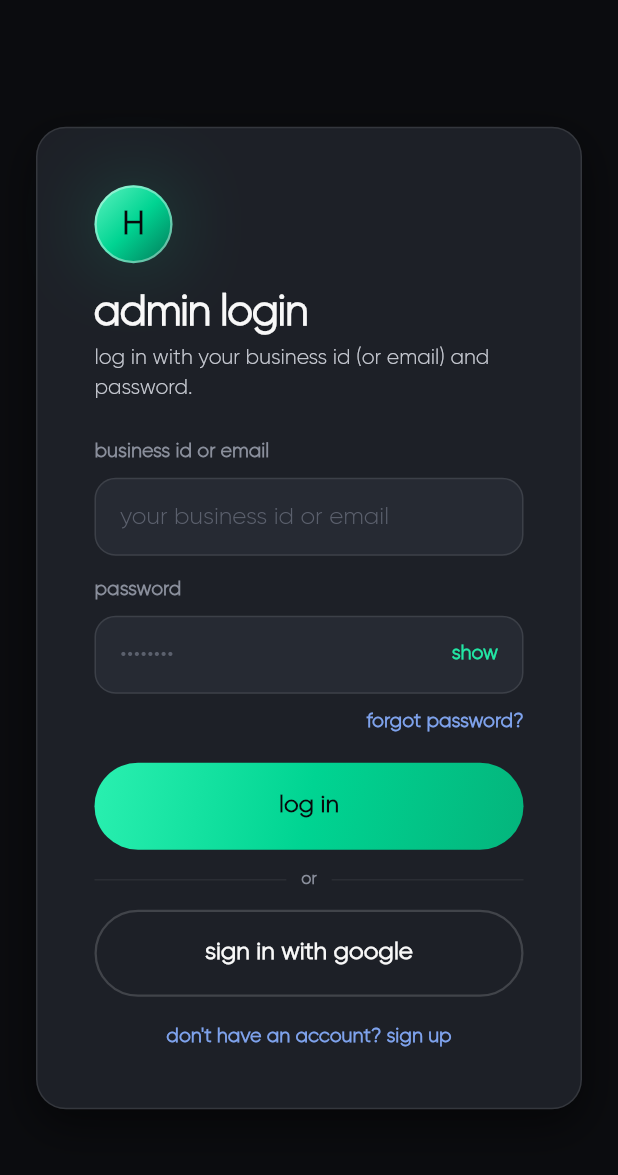
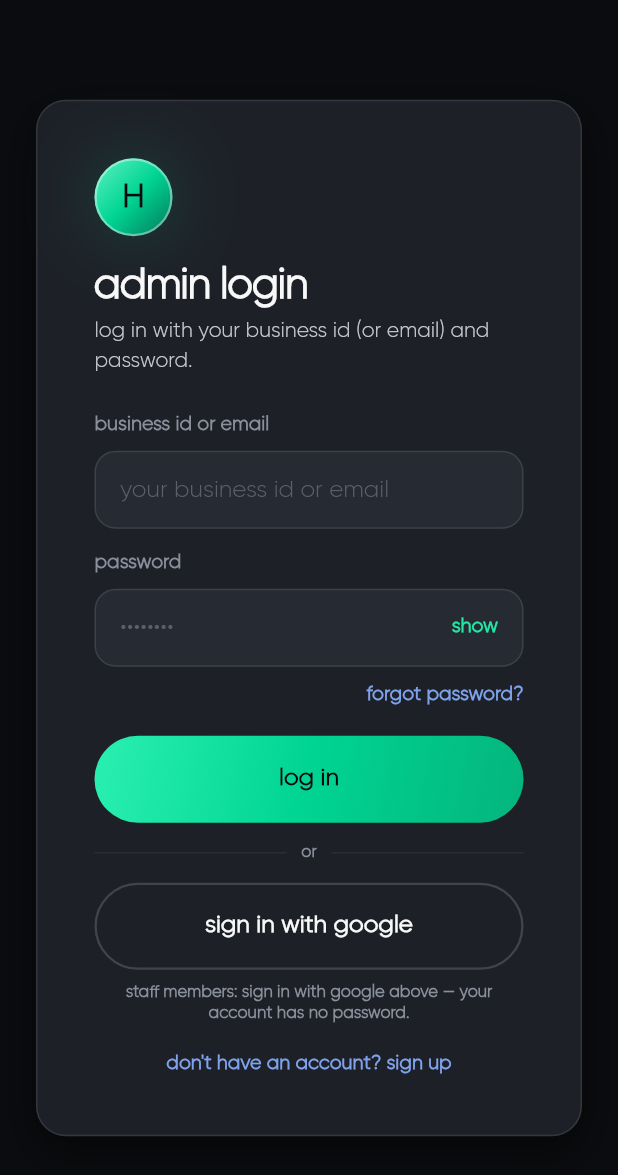
Before and after one commit to HyperDynamics/hyperdynamics-loyalty-manager, a Flutter app: the screen it shows after launch, after a tap on "admin login", on a phone screen of 412 x 824 dp. Shown: the top 1175 px of the screen. Run offline on Flutter 3.47's test engine with Material 3 defaults, Android fonts, the phone set to English and light mode, and no system bars; our stand-ins replace cloud_firestore, cloud_functions, csv, firebase_auth, firebase_core, firebase_storage and 6 more; missing offline and left inert: file_saver; accounts and stored records are empty.

Commit message:
Clarify Google-only staff login on the login screen
A staff account starts with no password, so the business-id/password form
has nothing to type — confirmed live that the natural move is "forgot
password" instead of noticing the Google button below. Adds a short hint
under the Google button. Not a security concern either way: password reset
is still gated by control of the same Gmail inbox Google sign-in uses, and
every permission check happens server-side off the account's role regardless
of which credential got them in — see CLAUDE.md for the full reasoning.

Co-Authored-By: Claude Opus 5 <noreply@anthropic.com>

```diff
--- a/lib/features/auth/login_screen.dart
+++ b/lib/features/auth/login_screen.dart
@@ -206,6 +206,15 @@ class _LoginScreenState extends ConsumerState<LoginScreen> {
                     loading: _submittingGoogle,
                     onPressed: _submitting ? null : _loginWithGoogle,
                   ),
+                  const SizedBox(height: 8),
+                  // Staff accounts are created with no password at all — the field
+                  // above will never have anything to type, which otherwise reads as
+                  // broken rather than "use the button below instead."
+                  Text(
+                    'staff members: sign in with google above — your account has no password.',
+                    textAlign: TextAlign.center,
+                    style: AppTypography.xs2,
+                  ),
                   const SizedBox(height: 18),
                   Align(
                     alignment: Alignment.center,
```
Also changed, not shown: 1 other file.
